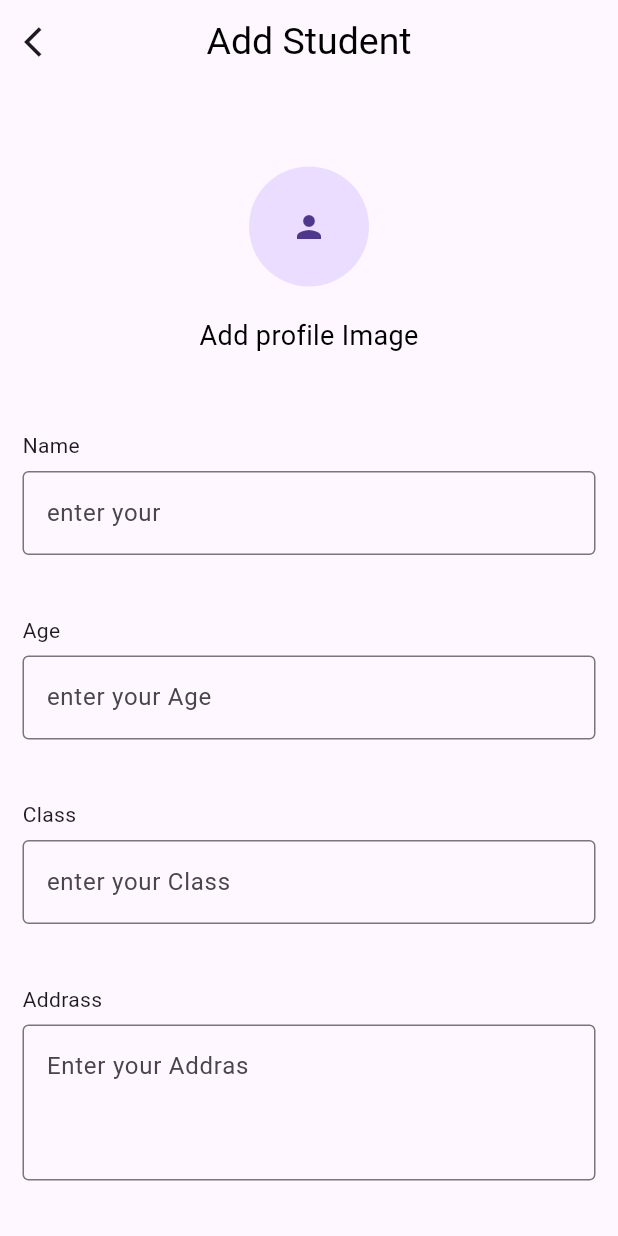
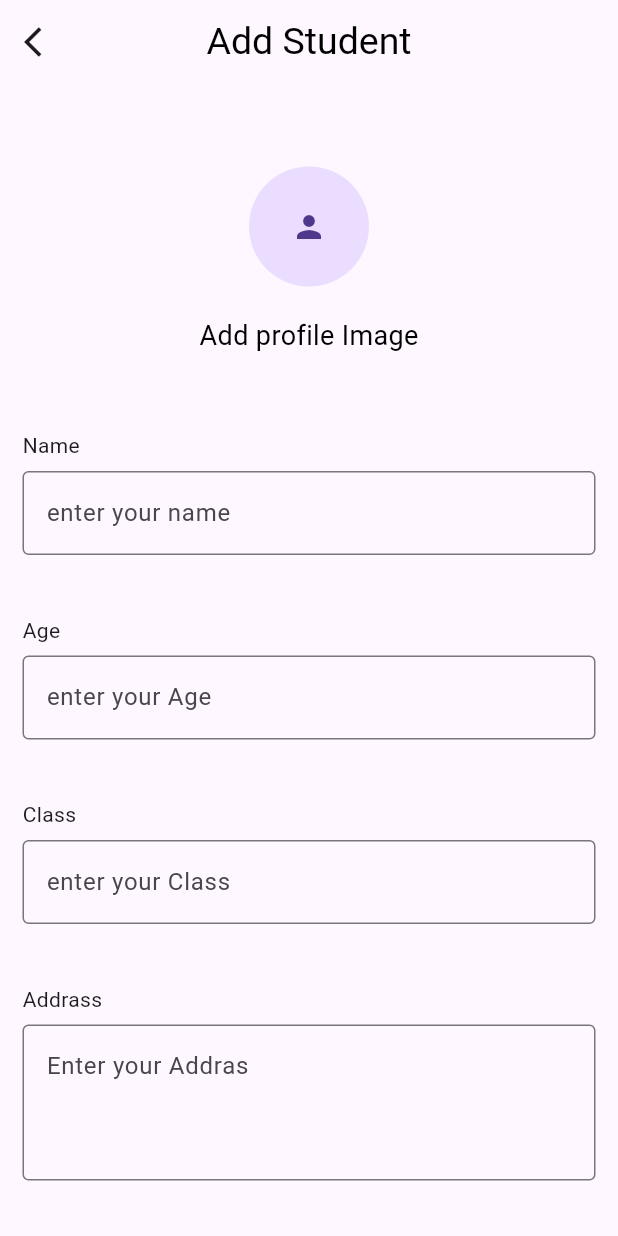
Before and after one commit to shamseernpm-beep/students_managment, a Flutter app: the AddStudents screen opened directly, on a phone screen of 412 x 824 dp. Run offline on Flutter 3.47's test engine with Material 3 defaults, Android fonts, the phone set to English and light mode, and no system bars; our stand-ins replace hive_flutter; accounts and stored records are empty.

```diff
--- a/lib/add.dart
+++ b/lib/add.dart
@@ -69,7 +69,7 @@ class _AddStudentsState extends State<AddStudents> {
               TextField(
                 controller: username,
                 decoration: InputDecoration(
-                  hintText: "enter your ",
+                  hintText: "enter your name",
                   border: OutlineInputBorder(),
                 ),
               ),
```
